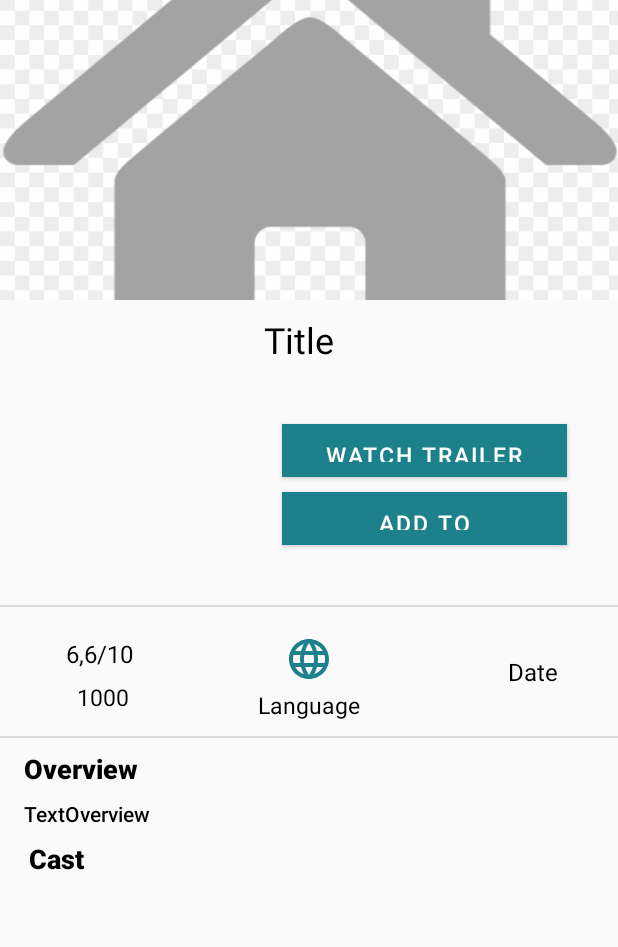
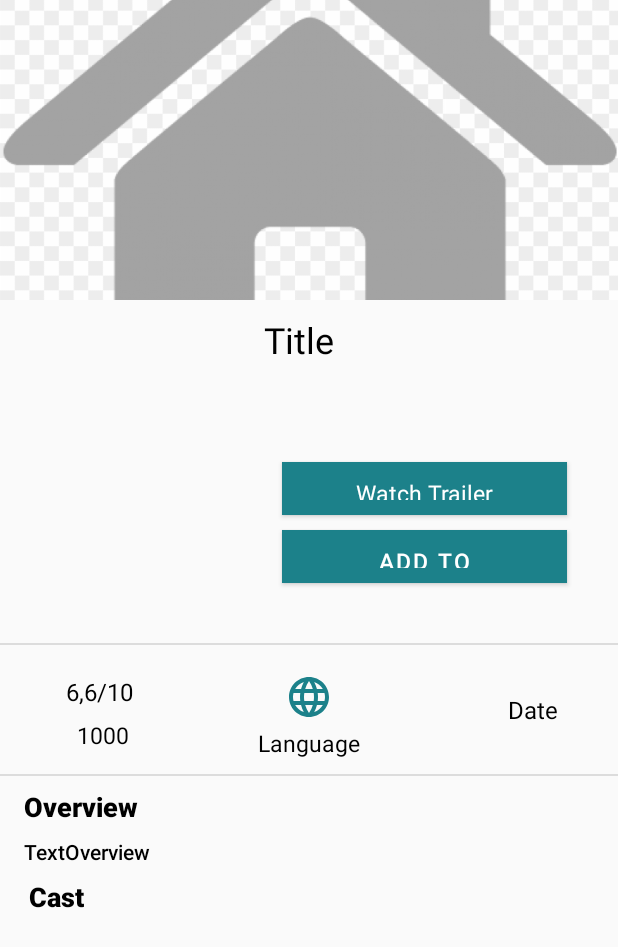
Before and after one commit to jedraas/movies-app, an Android app: the layout activity_movie_detail.xml on its own in the app's theme, with its tools: preview values and no code run, on a phone screen of 412 x 824 dp. Shown: the top 947 px of the screen. Run offline under Robolectric (Android 15) with nearby library versions, the phone set to English and light mode, and no system bars.

Commit message:
Aktualizacja movie_detail

```diff
--- a/app/src/main/res/layout/activity_movie_detail.xml
+++ b/app/src/main/res/layout/activity_movie_detail.xml
@@ -68,11 +68,12 @@
                 android:background="@color/colorButtonWatch"
                 android:onClick="watchTrailer"
                 android:text="Watch Trailer"
+                android:textAppearance="@android:style/TextAppearance.Material.Widget"
                 android:textSize="15sp"
                 app:layout_constraintEnd_toEndOf="parent"
                 app:layout_constraintHorizontal_bias="0.7"
                 app:layout_constraintStart_toEndOf="@+id/poster"
-                app:layout_constraintTop_toBottomOf="@+id/text_title" />
+                app:layout_constraintTop_toBottomOf="@+id/genres" />
 
             <Button
                 android:id="@+id/favouritesButton"
@@ -81,7 +82,7 @@
                 android:layout_marginTop="10dp"
                 android:layout_marginEnd="20dp"
                 android:background="@color/colorButtonFavourite"
-                android:onClick="addToFavourites"
+                android:onClick="favouriteButtonClicked"
                 android:text="Add to favourites"
                 android:textSize="15sp"
                 app:layout_constraintEnd_toEndOf="parent"
@@ -91,12 +92,14 @@
 
 
             <com.google.android.material.chip.ChipGroup
+                android:id="@+id/genres"
                 android:layout_width="wrap_content"
                 android:layout_height="wrap_content"
                 android:layout_marginTop="25dp"
                 android:layout_marginEnd="100dp"
                 app:layout_constraintEnd_toEndOf="parent"
                 app:layout_constraintTop_toBottomOf="@+id/text_title"
+                app:layout_constraintStart_toEndOf="@+id/poster"
                 tools:layout_editor_absoluteY="221dp">
 
             </com.google.android.material.chip.ChipGroup>
```
